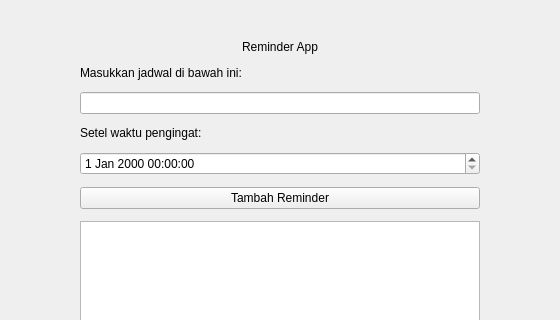
Above: mainwindow.ui from JhonPiterSitumorang-251401052/DeadlineSaver before the change; both pictures show x 120 to 680 and y 0 to 320 of the 800 by 600 pixel window. Below: the same form after it.
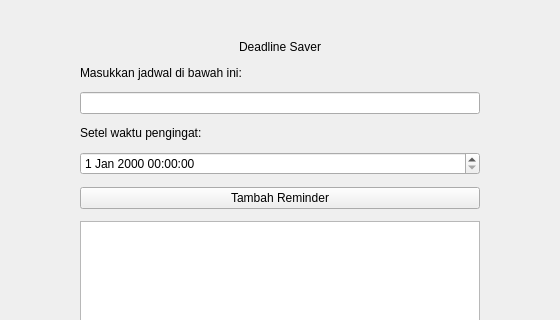
That is the form after the change.

Commit message: Ganti Label

The edit to the form file:
```diff
--- a/mainwindow.ui
+++ b/mainwindow.ui
@@ -23,7 +23,7 @@
     <item>
      <widget class="QLabel" name="label">
       <property name="text">
-       <string>Reminder App</string>
+       <string>Deadline Saver</string>
       </property>
       <property name="alignment">
        <set>Qt::AlignmentFlag::AlignHCenter</set>
```
Left out of the diff: 20 changed lines with no effect on the pictures.
